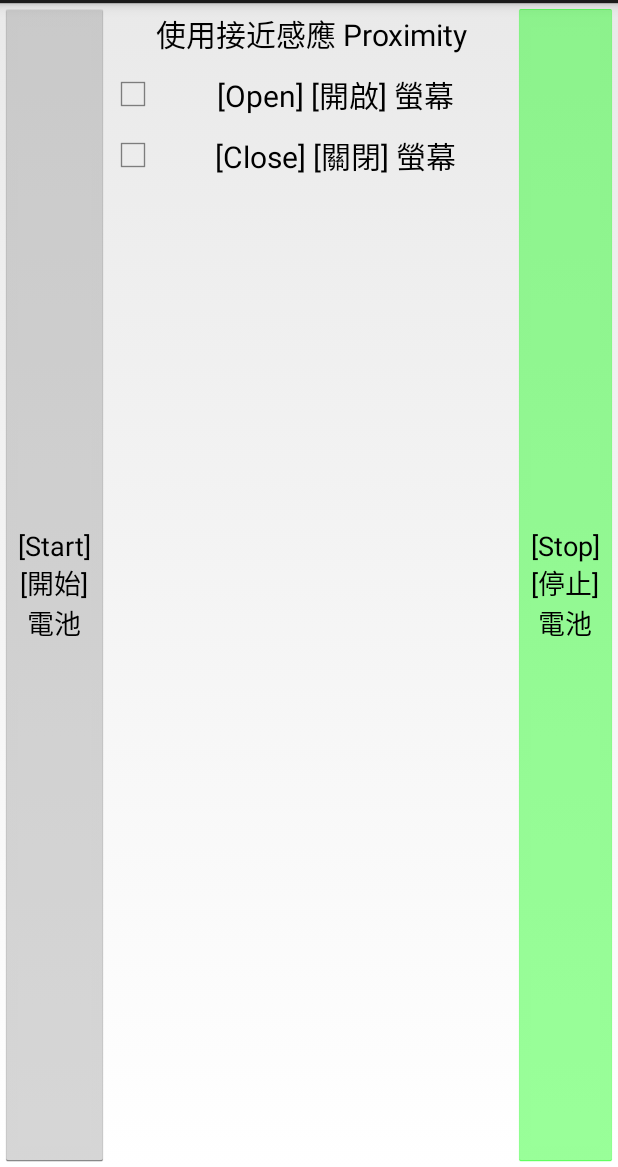
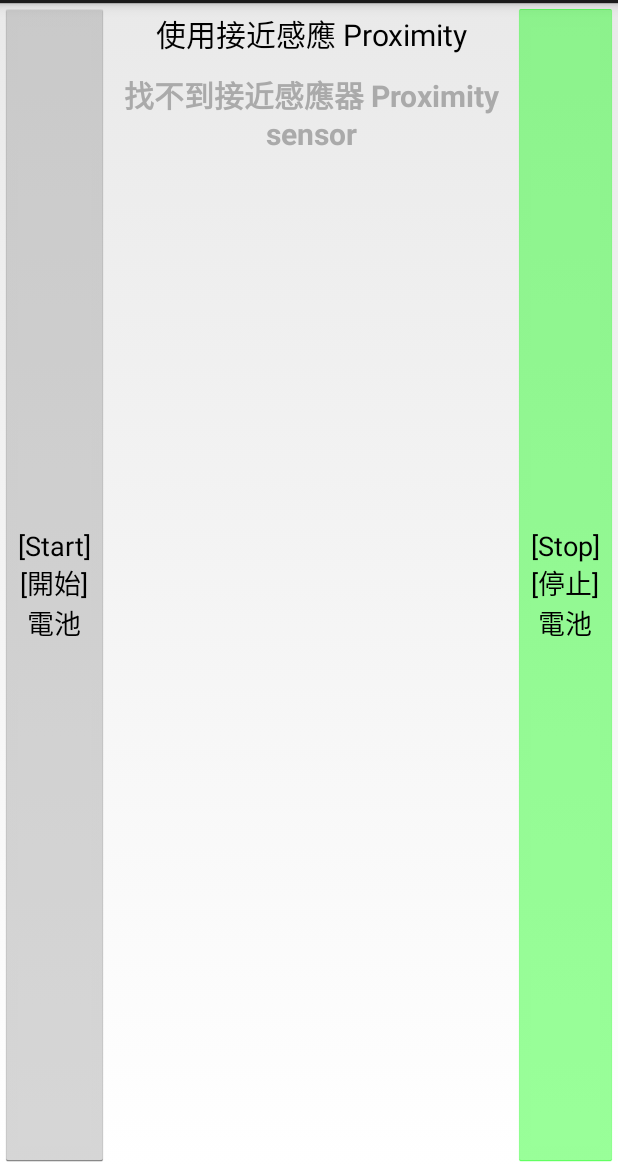
Before and after one commit to chenFlyingkite/MyBattery, an Android app: the screen it shows after launch (MainActivity), on a phone screen of 412 x 824 dp, the part 69-1236 px from its top. Run offline under Robolectric (Android 15) with nearby library versions, the phone set to English and light mode, and no system bars.

Commit message:
Add the cases that no proximity sensor

```diff
--- a/app/src/main/java/com/flyingkite/mybattery/BaseActivity.java
+++ b/app/src/main/java/com/flyingkite/mybattery/BaseActivity.java
@@ -61,9 +61,6 @@ public abstract class BaseActivity extends Activity {
             List<String> perm = new ArrayList<>();
             String[] permissions = neededPermissions();
             perm.addAll(Arrays.asList(permissions));
-//            Collections.addAll(perm
-//                    , Manifest.permission.WRITE_EXTERNAL_STORAGE
-//                    , Manifest.permission.RECORD_AUDIO);
             for (int i = perm.size() - 1; i >= 0; i--) {
                 if (checkSelfPermission(perm.get(i)) == PackageManager.PERMISSION_GRANTED) {
                     perm.remove(i);
@@ -94,7 +91,7 @@ public abstract class BaseActivity extends Activity {
     }
 
     protected final void LogV(String msg) {
-        Log.w(getTagName(), msg);
+        Log.v(getTagName(), msg);
     }
 
     protected final void LogE(String msg, Object... param) {
--- a/app/src/main/java/com/flyingkite/mybattery/MainActivity.java
+++ b/app/src/main/java/com/flyingkite/mybattery/MainActivity.java
@@ -1,16 +1,19 @@
 package com.flyingkite.mybattery;
 
-import android.Manifest;
 import android.app.AlertDialog;
 import android.app.admin.DevicePolicyManager;
 import android.content.ComponentName;
+import android.content.Context;
 import android.content.DialogInterface;
 import android.content.Intent;
 import android.hardware.Sensor;
+import android.hardware.SensorManager;
 import android.os.Bundle;
+import android.support.annotation.StringRes;
 import android.view.View;
 import android.widget.CheckBox;
 import android.widget.CompoundButton;
+import android.widget.Toast;
 
 import com.flyingkite.mybattery.battery.BatteryService;
 import com.flyingkite.mybattery.lockscreen.LockAdmin;
@@ -29,11 +32,6 @@ public class MainActivity extends BaseActivity {
         initBattery();
         initScreen();
         SensorUtil.listSensors(this, Sensor.TYPE_ALL);
-    }
-
-    @Override
-    protected String[] neededPermissions() {
-        return new String[]{Manifest.permission.DISABLE_KEYGUARD};
     }
 
     private void initBattery() {
@@ -60,6 +58,17 @@ public class MainActivity extends BaseActivity {
     private void initScreen() {
         openScreen = (CheckBox) findViewById(R.id.myScreenOn);
         closeScreen = (CheckBox) findViewById(R.id.myScreenOff);
+
+        SensorManager sm = (SensorManager) getSystemService(Context.SENSOR_SERVICE);
+        int proxi = sm.getSensorList(Sensor.TYPE_PROXIMITY).size();
+
+        if (proxi == 0) {
+            findViewById(R.id.mySensorNotFound).setVisibility(View.VISIBLE);
+            openScreen.setVisibility(View.GONE);
+            closeScreen.setVisibility(View.GONE);
+            return;
+        }
+
         CompoundButton.OnCheckedChangeListener listener = new CompoundButton.OnCheckedChangeListener() {
             @Override
             public void onCheckedChanged(CompoundButton buttonView, boolean isChecked) {
@@ -71,7 +80,8 @@ public class MainActivity extends BaseActivity {
 
             private void showDialog() {
                 new AlertDialog.Builder(MainActivity.this)
-                        .setMessage(R.string.needDeviceAdmin)
+                        .setTitle(R.string.needDeviceAdmin)
+                        .setMessage(R.string.findInDeviceAdmin)
                         .setNegativeButton(R.string.no, new DialogInterface.OnClickListener() {
                             @Override
                             public void onClick(DialogInterface dialog, int which) {
@@ -95,7 +105,7 @@ public class MainActivity extends BaseActivity {
                 ComponentName name = new ComponentName(getApplicationContext(), LockAdmin.class);
                 Intent intent = new Intent(DevicePolicyManager.ACTION_ADD_DEVICE_ADMIN);
                 intent.putExtra(DevicePolicyManager.EXTRA_DEVICE_ADMIN, name);
-                intent.putExtra(DevicePolicyManager.EXTRA_ADD_EXPLANATION, "若要解除安裝此程式，請至 設定 > 安全性 > 裝置管理員 內取消此 App 的勾選");
+                intent.putExtra(DevicePolicyManager.EXTRA_ADD_EXPLANATION, getString(R.string.addExplanation));
                 startActivityForResult(intent, REQ_ADD_ADMIN);
             }
         };
@@ -110,10 +120,16 @@ public class MainActivity extends BaseActivity {
             intent.putExtra(ScreenService.EXTRA_OPEN_SCREEN, open);
             intent.putExtra(ScreenService.EXTRA_CLOSE_SCREEN, close);
             startService(intent);
+            showToast(R.string.serviceStarted);
         } else {
             Say.Log("stop Service : ScreenService");
             stopService(intent);
+            showToast(R.string.serviceStopped);
         }
+    }
+
+    private void showToast(@StringRes int sid) {
+        Toast.makeText(this, sid, Toast.LENGTH_SHORT).show();
     }
 
     @Override
--- a/app/src/main/res/layout/activity_main.xml
+++ b/app/src/main/res/layout/activity_main.xml
@@ -21,6 +21,7 @@
         android:text="@string/stop"/>
 
     <LinearLayout
+        android:id="@+id/myScreen"
         android:layout_width="match_parent"
         android:layout_height="wrap_content"
         android:orientation="vertical"
@@ -41,6 +42,16 @@
             android:id="@+id/myScreenOff"
             style="@style/mainText"
             android:text="@string/closeScreen"/>
+
+        <TextView
+            android:id="@+id/mySensorNotFound"
+            style="@style/mainText"
+            android:textStyle="bold"
+            android:textColor="#aaa"
+            android:text="@string/proximityNotFound"
+            tools:visibility="visible"
+            android:visibility="gone"/>
+
     </LinearLayout>
 
 </RelativeLayout>
--- a/app/src/main/res/values/strings.xml
+++ b/app/src/main/res/values/strings.xml
@@ -9,13 +9,19 @@
     <string name="ok">OK</string>
     <string name="no">No</string>
 
+    <string name="serviceStarted">服務已開始</string>
+    <string name="serviceStopped">服務已結束</string>
+
     <string name="start2">[Start] [開始]</string>
 
     <string name="start">[Start]\n[開始]\n電池</string>
     <string name="stop">[Stop]\n[停止]\n電池</string>
 
+    <string name="proximityNotFound">找不到接近感應器 Proximity sensor</string>
     <string name="proximity">使用接近感應 Proximity</string>
     <string name="openScreen">[Open] [開啟] 螢幕</string>
     <string name="closeScreen">[Close] [關閉] 螢幕</string>
-    <string name="needDeviceAdmin">需要啟用裝置管理員 才能使用關閉螢幕</string>
+    <string name="addExplanation">若要解除安裝此程式，請至 設定 > 安全性 > 裝置管理員 內取消此 App 的勾選</string>
+    <string name="needDeviceAdmin">需要啟用裝置管理員 才能使用關閉螢幕的功能</string>
+    <string name="findInDeviceAdmin">您可以在 設定 > 安全性 > 裝置管理員 內找到此 App 的勾選</string>
 </resources>
```
Also changed, not shown: app/src/main/java/com/flyingkite/mybattery/lockscreen/ProximitySensor.java (+1 -9 lines), app/src/main/java/com/flyingkite/mybattery/lockscreen/ScreenService.java (+7 -6 lines).
